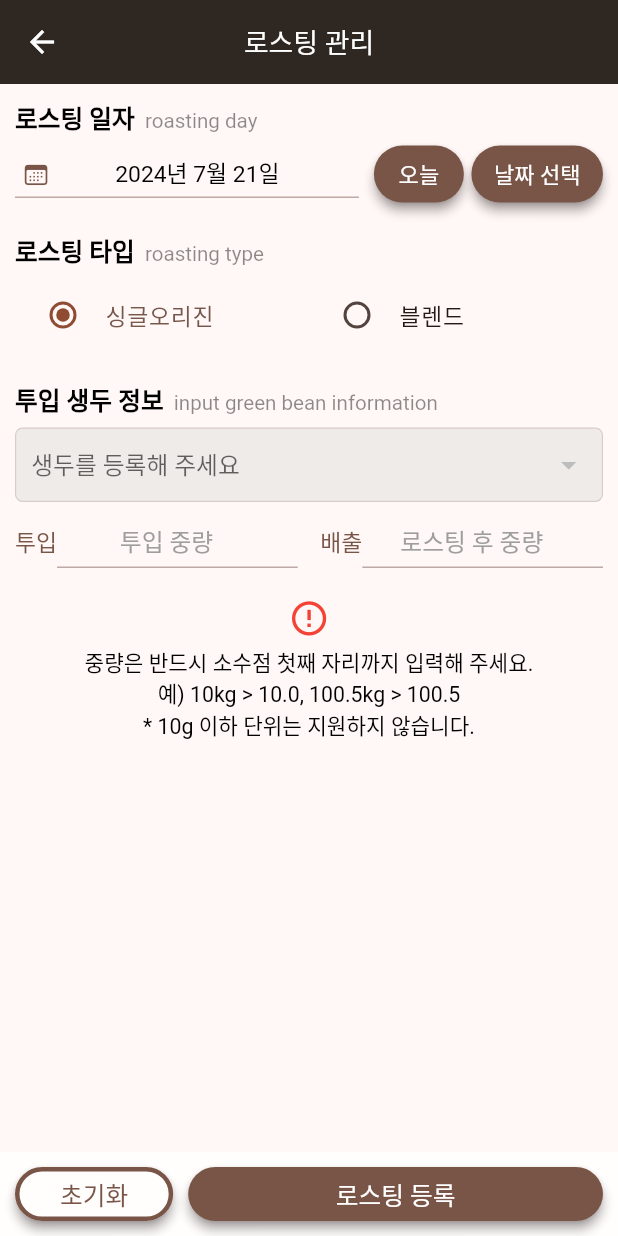
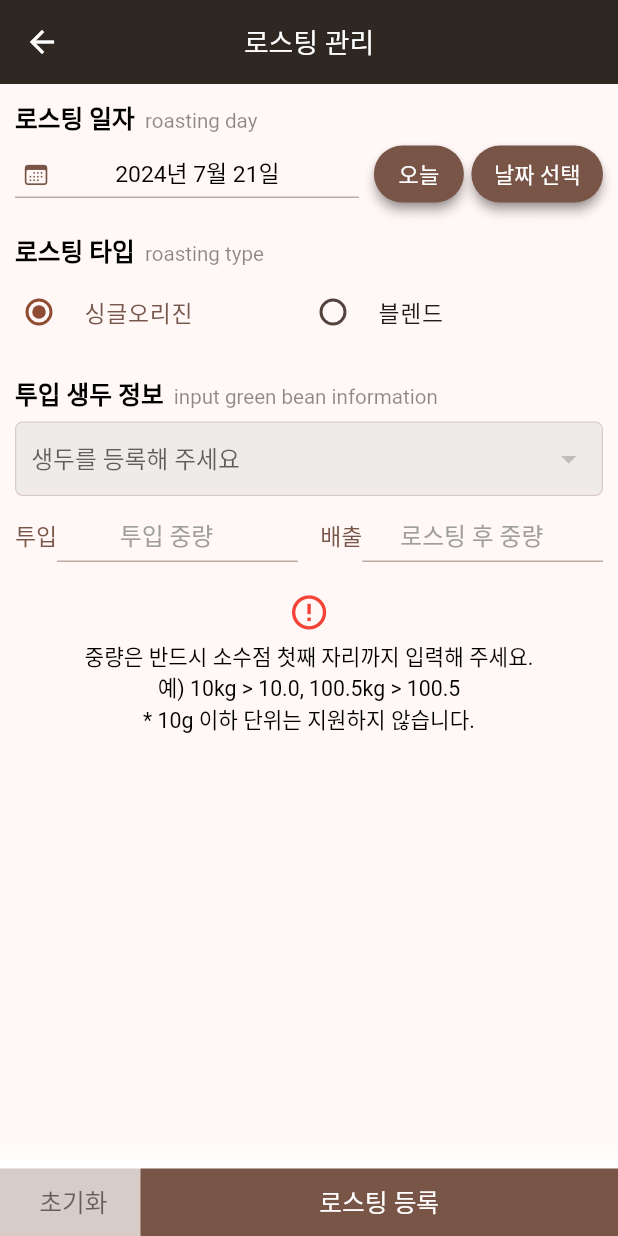
Before and after one commit to NamGideokk/bean_diary, a Flutter app: the RoastingManagementMain screen opened directly, on a phone screen of 412 x 824 dp. Run offline on Flutter 3.47's test engine with Material 3 defaults, Android fonts, the phone set to English and light mode, and no system bars; our stand-ins replace get, package_info_plus, sqflite, upgrader; accounts and stored records are empty.

Commit message:
로스팅 관리 > 하단 버튼 ui 수정

```diff
--- a/lib/screens/roasting_management_main.dart
+++ b/lib/screens/roasting_management_main.dart
@@ -4,13 +4,12 @@ import 'package:bean_diary/controllers/custom_date_picker_controller.dart';
 import 'package:bean_diary/controllers/warehousing_green_bean_controller.dart';
 import 'package:bean_diary/sqfLite/green_bean_stock_sqf_lite.dart';
 import 'package:bean_diary/sqfLite/roasting_bean_stock_sqf_lite.dart';
-import 'package:bean_diary/utility/colors_list.dart';
 import 'package:bean_diary/utility/custom_dialog.dart';
 import 'package:bean_diary/utility/utility.dart';
 import 'package:bean_diary/widgets/bean_select_dropdown_button.dart';
+import 'package:bean_diary/widgets/bottom_button_border_container.dart';
 import 'package:bean_diary/widgets/custom_date_picker.dart';
 import 'package:bean_diary/widgets/header_title.dart';
-import 'package:bean_diary/widgets/keyboard_dismiss.dart';
 import 'package:bean_diary/widgets/usage_alert_widget.dart';
 import 'package:flutter/material.dart';
 import 'package:get/get.dart';
@@ -42,6 +41,9 @@ class _RoastingManagementMainState extends State<RoastingManagementMain> {
     _warehousingGreenBeanCtrl.weightTECtrl.clear();
     _warehousingGreenBeanCtrl.roastingWeightTECtrl.clear();
     _warehousingGreenBeanCtrl.blendNameTECtrl.clear();
+
+    // 블렌드 초기화
+    _warehousingGreenBeanCtrl.initBlendInfo();
   }
 
   @override
@@ -81,7 +83,8 @@ class _RoastingManagementMainState extends State<RoastingManagementMain> {
                             value: 1,
                             groupValue: _warehousingGreenBeanCtrl.roastingType,
                             selected: _warehousingGreenBeanCtrl.roastingType == 1 ? true : false,
-                            visualDensity: VisualDensity.compact,
+                            contentPadding: EdgeInsets.zero,
+                            dense: true,
                             onChanged: (value) {
                               _warehousingGreenBeanCtrl.setRoastingType(int.parse(value.toString()));
                             },
@@ -98,7 +101,8 @@ class _RoastingManagementMainState extends State<RoastingManagementMain> {
                             value: 2,
                             groupValue: _warehousingGreenBeanCtrl.roastingType,
                             selected: _warehousingGreenBeanCtrl.roastingType == 2 ? true : false,
-                            visualDensity: VisualDensity.compact,
+                            contentPadding: EdgeInsets.zero,
+                            dense: true,
                             onChanged: (value) {
                               _warehousingGreenBeanCtrl.setRoastingType(int.parse(value.toString()));
                             },
@@ -305,31 +309,38 @@ class _RoastingManagementMainState extends State<RoastingManagementMain> {
             ),
             Align(
               alignment: Alignment.bottomCenter,
-              child: Container(
-                color: ColorsList().bgColor,
-                padding: const EdgeInsets.all(10),
               child: SafeArea(
+                child: Column(
+                  mainAxisAlignment: MainAxisAlignment.end,
+                  children: [
+                    const BottomButtonBorderContainer(),
+                    MediaQuery(
+                      data: MediaQueryData(
+                        textScaler: MediaQuery.of(context).textScaler.clamp(minScaleFactor: 1.0, maxScaleFactor: 1.5),
+                      ),
                       child: Row(
                         children: [
-                      OutlinedButton(
-                        onPressed: () async {
+                          GestureDetector(
+                            onTap: () async {
                               bool confirm = await CustomDialog().showAlertDialog(context, "초기화", "모든 입력값을 초기화하시겠습니까?");
                               if (confirm) allValueInit();
                             },
-                        style: ElevatedButton.styleFrom(
-                          padding: const EdgeInsets.symmetric(horizontal: 30, vertical: 10),
-                        ),
+                            child: Container(
+                              color: Colors.brown[100],
+                              padding: const EdgeInsets.symmetric(horizontal: 20, vertical: 10),
                               child: Text(
-                          "초기화",
+                                " 초기화 ",
+                                textAlign: TextAlign.center,
                                 style: TextStyle(
                                   fontSize: height / 50,
+                                  color: Colors.black54,
                                 ),
                               ),
                             ),
-                      const SizedBox(width: 10),
+                          ),
                           Expanded(
-                        child: ElevatedButton(
-                          onPressed: () async {
+                            child: GestureDetector(
+                              onTap: () async {
                                 // 블렌드
                                 if (_warehousingGreenBeanCtrl.roastingType == 2) {
                                   if (_warehousingGreenBeanCtrl.blendBeanList.isEmpty) {
@@ -408,7 +419,8 @@ class _RoastingManagementMainState extends State<RoastingManagementMain> {
                                   // type, name, roasting_weight, history
                                   Map<String, String> value = {
                                     "type": _warehousingGreenBeanCtrl.roastingType.toString(),
-                                "name": _warehousingGreenBeanCtrl.roastingType == 1 ? _warehousingGreenBeanCtrl.selectedBean.split(" / ")[0] : _warehousingGreenBeanCtrl.blendNameTECtrl.text.trim(),
+                                    "name":
+                                        _warehousingGreenBeanCtrl.roastingType == 1 ? _warehousingGreenBeanCtrl.selectedBean.split(" / ")[0] : _warehousingGreenBeanCtrl.blendNameTECtrl.text.trim(),
                                     "roasting_weight": roastingWeight,
                                     "history": history,
                                   };
@@ -540,7 +552,8 @@ class _RoastingManagementMainState extends State<RoastingManagementMain> {
                                   String useWeight = _warehousingGreenBeanCtrl.weightTECtrl.text.trim().replaceAll(".", "");
                                   Map<String, String> updateValue = {
                                     "type": _warehousingGreenBeanCtrl.roastingType.toString(),
-                                "name": _warehousingGreenBeanCtrl.roastingType == 1 ? _warehousingGreenBeanCtrl.selectedBean.split(" / ")[0] : _warehousingGreenBeanCtrl.blendNameTECtrl.text.trim(),
+                                    "name":
+                                        _warehousingGreenBeanCtrl.roastingType == 1 ? _warehousingGreenBeanCtrl.selectedBean.split(" / ")[0] : _warehousingGreenBeanCtrl.blendNameTECtrl.text.trim(),
                                     "weight": useWeight,
                                     "date": date,
                                   };
@@ -552,19 +565,25 @@ class _RoastingManagementMainState extends State<RoastingManagementMain> {
                                   _customDatePickerCtrl.setDateToToday();
                                 }
                               },
-                          style: ElevatedButton.styleFrom(
-                            padding: const EdgeInsets.symmetric(horizontal: 30, vertical: 10),
-                          ),
+                              child: Container(
+                                color: Colors.brown,
+                                padding: const EdgeInsets.symmetric(horizontal: 20, vertical: 10),
                                 child: Text(
                                   "로스팅 등록",
+                                  textAlign: TextAlign.center,
                                   style: TextStyle(
                                     fontSize: height / 50,
+                                    color: Colors.white,
+                                    fontWeight: FontWeight.w500,
+                                  ),
                                 ),
                               ),
                             ),
                           ),
                         ],
                       ),
+                    ),
+                  ],
                 ),
               ),
             ),
```
Lines whose indentation alone changed are shown as unchanged.
